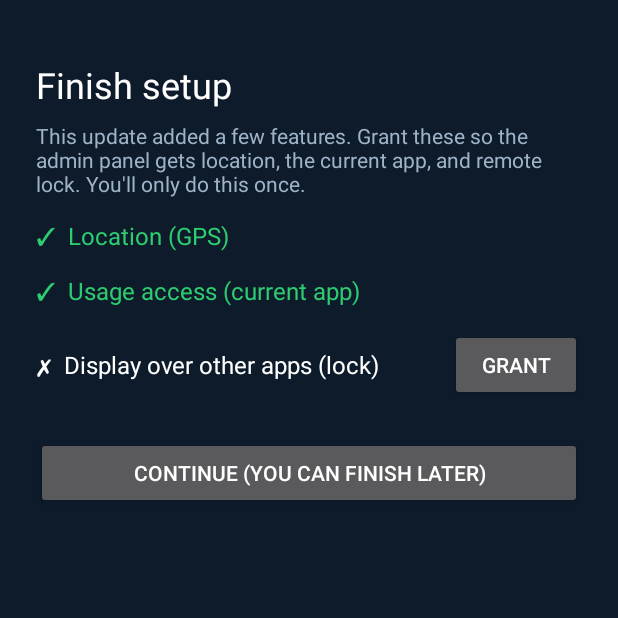
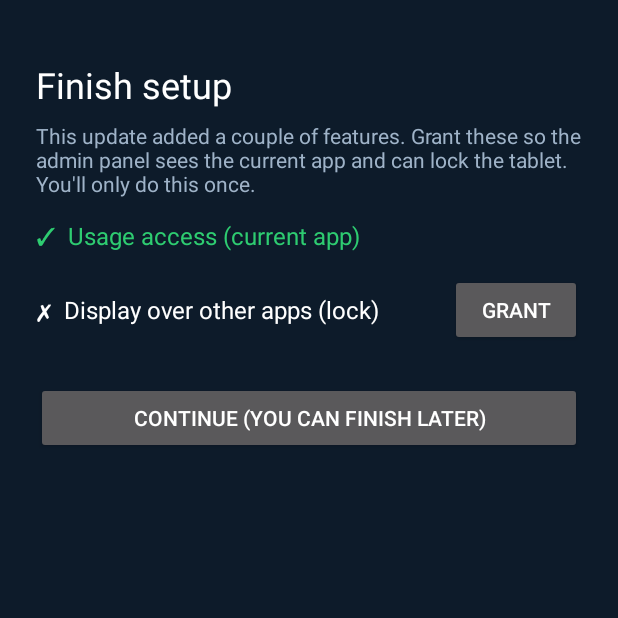
Before and after one commit to mithun-s-maronin/suguna-home, an Android app: the PermissionGateActivity screen opened directly, with no data from a screen before it, on a phone screen of 412 x 824 dp, the top half of it. Run offline under Robolectric (Android 15) with nearby library versions, the phone set to English and light mode, and no system bars.

Commit message:
Remove location/GPS reporting (battery) — keep usage-access + overlay only
Drops lastLocation() and lat/lng check-in; gate no longer asks for location.
Admin map option simply won't appear since no device reports coordinates.

Co-Authored-By: Claude Opus 4.8 <noreply@anthropic.com>
Claude-Session: https://claude.ai/code/session_018nstQhp1ikagZwn2DKPtVh

```diff
--- a/app/src/main/java/com/suguna/home/PermissionGateActivity.kt
+++ b/app/src/main/java/com/suguna/home/PermissionGateActivity.kt
@@ -26,8 +26,6 @@ class PermissionGateActivity : Activity() {
 
     override fun onCreate(savedInstanceState: Bundle?) {
         super.onCreate(savedInstanceState)
-        // Device Owner can grant location with no prompt — do it up front.
-        Kiosk.grantSelfLocation(this)
         // Let Settings open under the kiosk while this gate is up, else grants bounce back.
         Kiosk.allowSettingsInLockTask(this, true)
 
@@ -62,17 +60,9 @@ class PermissionGateActivity : Activity() {
     private fun build() {
         root.removeAllViews()
         root.addView(title("Finish setup"))
-        root.addView(sub("This update added a few features. Grant these so the admin panel gets " +
-            "location, the current app, and remote lock. You'll only do this once."))
+        root.addView(sub("This update added a couple of features. Grant these so the admin panel " +
+            "sees the current app and can lock the tablet. You'll only do this once."))
 
-        row("Location (GPS)", Perms.hasLocation(this)) {
-            requestPermissions(
-                arrayOf(
-                    android.Manifest.permission.ACCESS_FINE_LOCATION,
-                    android.Manifest.permission.ACCESS_COARSE_LOCATION,
-                ), 1,
-            )
-        }
         row("Usage access (current app)", Perms.hasUsageAccess(this)) {
             toast("Find \"Sure MDM\" in the list and turn it on")
             open(Intent(Settings.ACTION_USAGE_ACCESS_SETTINGS))
--- a/app/src/main/java/com/suguna/home/Perms.kt
+++ b/app/src/main/java/com/suguna/home/Perms.kt
@@ -21,6 +21,6 @@ object Perms {
 
     fun hasOverlay(c: Context): Boolean = Settings.canDrawOverlays(c)
 
-    /** True only once every new permission is in place (used to decide whether to show the gate). */
-    fun allGranted(c: Context): Boolean = hasLocation(c) && hasUsageAccess(c) && hasOverlay(c)
+    /** True once the gate's permissions are in place (usage access for current-app, overlay for lock). */
+    fun allGranted(c: Context): Boolean = hasUsageAccess(c) && hasOverlay(c)
 }
```
Also changed, not shown: app/src/main/java/com/suguna/home/LauncherActivity.kt (+3 -4 lines), app/src/main/java/com/suguna/home/RemoteAdminService.kt (+0 -25 lines).
